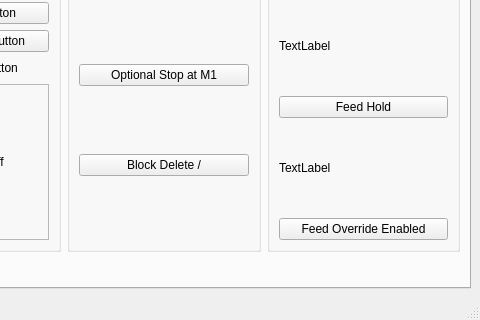
Qt form examples/hal_btn.ui (jethornton/flexgui) before a commit; both pictures show x 352 to 832 and y 288 to 608 of the 832 by 608 pixel window.
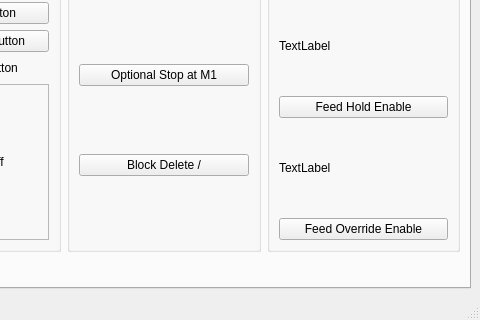
The same form after that commit. The open tabs and pages were chosen to show the change.

Commit message: rename feed_hold_pb to feed_hold_enable_pb

What changed in the file:
```diff
--- a/examples/hal_btn.ui
+++ b/examples/hal_btn.ui
@@ -1462,14 +1462,14 @@
            <item row="1" column="0">
             <widget class="QPushButton" name="feed_hold_pb">
              <property name="text">
-              <string>Feed Hold</string>
+              <string>Feed Hold Enable</string>
              </property>
             </widget>
            </item>
            <item row="3" column="0">
             <widget class="QPushButton" name="feed_override_pb">
              <property name="text">
-              <string>Feed Override Enabled</string>
+              <string>Feed Override Enable</string>
              </property>
             </widget>
            </item>
```
Left out of the diff: 2 changed lines with no effect on the pictures. The commit also changes 4 other files.
